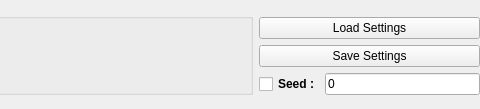
Qt form src/FrontendQt/TopInfoWidget.ui (Meos4/Jade-Cocoon-Randomizer) before a commit; both pictures show x 520 to 1000 and y 0 to 109 of the 1000 by 109 pixel window.
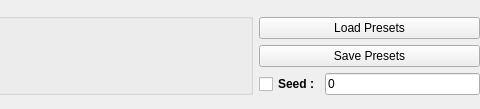
The same form after that commit.

Commit message: Renamed settings to presets

The edit to the form file:
```diff
--- a/src/FrontendQt/TopInfoWidget.ui
+++ b/src/FrontendQt/TopInfoWidget.ui
@@ -205,7 +205,7 @@
         </size>
        </property>
        <property name="text">
-        <string>Load Settings</string>
+        <string>Load Presets</string>
        </property>
       </widget>
      </item>
@@ -227,7 +227,7 @@
         </size>
        </property>
        <property name="text">
-        <string>Save Settings</string>
+        <string>Save Presets</string>
        </property>
       </widget>
      </item>
```
Left out of the diff: 4 changed lines with no effect on the pictures. The commit also changes 27 other files.
